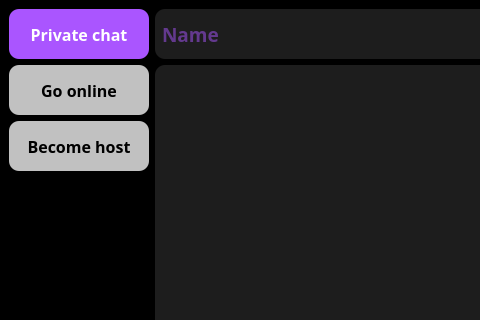
This is HybridServ/mainwindow.ui in konst337/QT_chat_2023 as Qt 5 draws it before an edit; both pictures show x 0 to 480 and y 0 to 320 of the 1120 by 787 pixel window. The edited form follows.
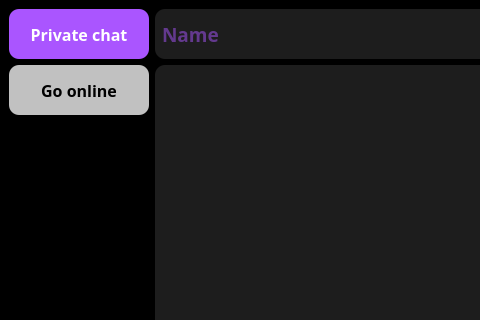
This is the edited form.

Diff of the .ui file:
```diff
--- a/HybridServ/mainwindow.ui
+++ b/HybridServ/mainwindow.ui
@@ -77,31 +77,6 @@
           </property>
          </widget>
         </item>
-        <item>
-         <widget class="QPushButton" name="butt_hostServ">
-          <property name="minimumSize">
-           <size>
-            <width>140</width>
-            <height>50</height>
-           </size>
-          </property>
-          <property name="font">
-           <font>
-            <family>Arial Black</family>
-            <pointsize>12</pointsize>
-            <bold>true</bold>
-           </font>
-          </property>
-          <property name="styleSheet">
-           <string notr="true">background-color: rgb(193, 193, 193);
-color: rgb(0, 0, 0);
-border-radius: 10px;</string>
-          </property>
-          <property name="text">
-           <string>Become host</string>
-          </property>
-         </widget>
-        </item>
         <item>
          <spacer name="verticalSpacer">
           <property name="orientation">
```
